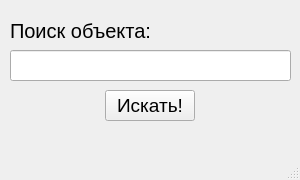
Above: search.ui from AleshinAndrei/Maps before the change. Below: the same form after it.
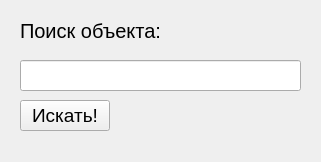
That is the form after the change.

Commit message: №8 (таблличка с адресом)

```diff
--- a/search.ui
+++ b/search.ui
@@ -1,25 +1,42 @@
 <?xml version="1.0" encoding="UTF-8"?>
 <ui version="4.0">
- <class>Search</class>
- <widget class="QMainWindow" name="Search">
+ <class>Form</class>
+ <widget class="QWidget" name="Form">
   <property name="geometry">
    <rect>
     <x>0</x>
     <y>0</y>
-    <width>300</width>
-    <height>180</height>
+    <width>321</width>
+    <height>162</height>
    </rect>
   </property>
   <property name="windowTitle">
    <string>MainWindow</string>
   </property>
-  <widget class="QWidget" name="centralwidget">
+  <widget class="QLineEdit" name="line">
+   <property name="geometry">
+    <rect>
+     <x>20</x>
+     <y>60</y>
+     <width>281</width>
+     <height>31</height>
+    </rect>
+   </property>
+   <property name="font">
+    <font>
+     <pointsize>9</pointsize>
+    </font>
+   </property>
+   <property name="locale">
+    <locale language="English" country="UnitedStates"/>
+   </property>
+  </widget>
    <widget class="QLabel" name="label">
     <property name="geometry">
      <rect>
-      <x>10</x>
+     <x>20</x>
       <y>20</y>
-      <width>151</width>
+     <width>281</width>
       <height>21</height>
      </rect>
     </property>
@@ -35,8 +52,8 @@
    <widget class="QPushButton" name="btn_search">
     <property name="geometry">
      <rect>
-      <x>105</x>
-      <y>90</y>
+     <x>20</x>
+     <y>100</y>
       <width>90</width>
       <height>31</height>
      </rect>
@@ -50,36 +67,6 @@
      <string>Искать!</string>
     </property>
    </widget>
-   <widget class="QLineEdit" name="line">
-    <property name="geometry">
-     <rect>
-      <x>10</x>
-      <y>50</y>
-      <width>281</width>
-      <height>31</height>
-     </rect>
-    </property>
-    <property name="font">
-     <font>
-      <pointsize>10</pointsize>
-     </font>
-    </property>
-    <property name="locale">
-     <locale language="English" country="UnitedStates"/>
-    </property>
-   </widget>
-  </widget>
-  <widget class="QMenuBar" name="menubar">
-   <property name="geometry">
-    <rect>
-     <x>0</x>
-     <y>0</y>
-     <width>300</width>
-     <height>21</height>
-    </rect>
-   </property>
-  </widget>
-  <widget class="QStatusBar" name="statusbar"/>
  </widget>
  <resources/>
  <connections/>
```
Left out of the diff: 2 changed lines with no effect on the pictures. Lines whose indentation alone changed are shown as unchanged. The commit also changes 1 other file.
